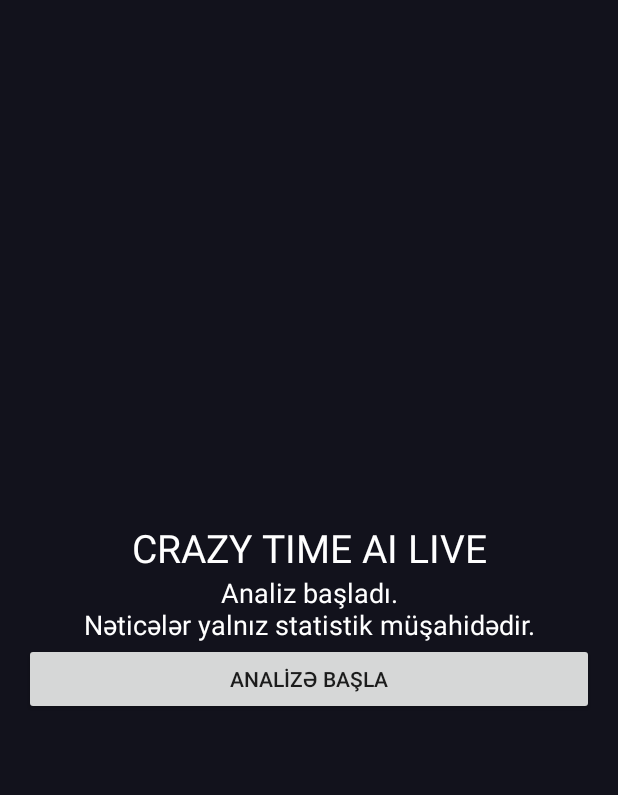
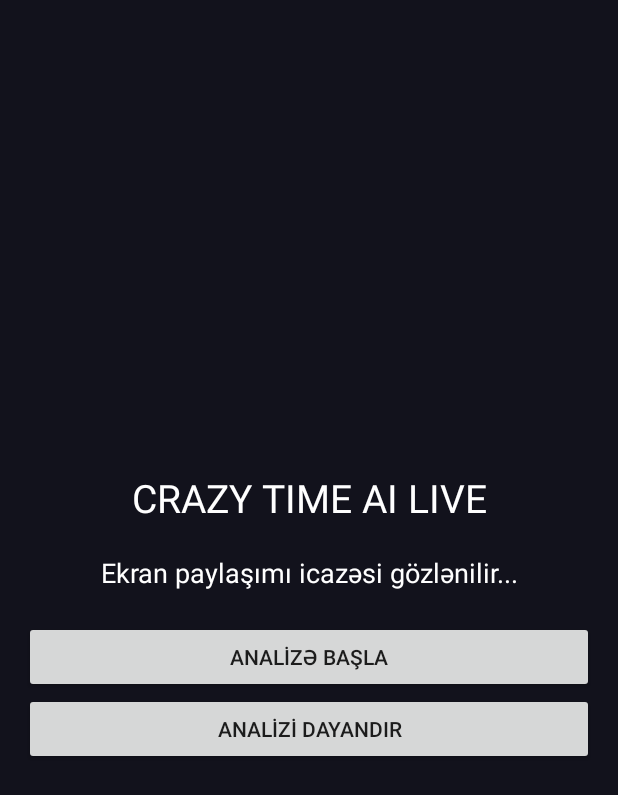
Before and after one commit to aslanatayev82-hash/CrazyTimeAI, an Android app: the screen it shows after launch (MainActivity), after a tap on "ANALİZƏ BAŞLA", on a phone screen of 412 x 824 dp. Shown: the top 795 px of the screen. Run offline under Robolectric (Android 15) with nearby library versions, the phone set to English and light mode, and no system bars.

Commit message:
Update MainActivity.kt

```diff
--- a/app/src/main/java/az/crazytime/ai/MainActivity.kt
+++ b/app/src/main/java/az/crazytime/ai/MainActivity.kt
@@ -1,8 +1,11 @@
 package az.crazytime.ai
 
 import android.app.Activity
+import android.content.Intent
+import android.graphics.Color
+import android.media.projection.MediaProjectionManager
+import android.os.Build
 import android.os.Bundle
-import android.graphics.Color
 import android.view.Gravity
 import android.widget.Button
 import android.widget.LinearLayout
@@ -10,38 +13,97 @@ import android.widget.TextView
 
 class MainActivity : Activity() {
 
+    private val requestCode = 1001
+    private lateinit var info: TextView
+
     override fun onCreate(savedInstanceState: Bundle?) {
         super.onCreate(savedInstanceState)
 
-        val layout = LinearLayout(this)
-        layout.orientation = LinearLayout.VERTICAL
-        layout.gravity = Gravity.CENTER
-        layout.setPadding(24, 24, 24, 24)
-        layout.setBackgroundColor(Color.rgb(18, 18, 28))
+        val layout = LinearLayout(this).apply {
+            orientation = LinearLayout.VERTICAL
+            gravity = Gravity.CENTER
+            setPadding(24, 24, 24, 24)
+            setBackgroundColor(Color.rgb(18, 18, 28))
+        }
 
-        val title = TextView(this)
-        title.text = "CRAZY TIME AI LIVE"
-        title.textSize = 26f
-        title.setTextColor(Color.WHITE)
-        title.gravity = Gravity.CENTER
+        val title = TextView(this).apply {
+            text = "CRAZY TIME AI LIVE"
+            textSize = 26f
+            setTextColor(Color.WHITE)
+            gravity = Gravity.CENTER
+        }
 
-        val info = TextView(this)
-        info.text = "AI analiz sistemi\n\nHazırdır. Başlamaq üçün düyməyə bas."
-        info.textSize = 18f
-        info.setTextColor(Color.WHITE)
-        info.gravity = Gravity.CENTER
+        info = TextView(this).apply {
+            text = "Sistem hazırdır.\nCanlı analizə başlamaq üçün düyməyə bas."
+            textSize = 18f
+            setTextColor(Color.WHITE)
+            gravity = Gravity.CENTER
+            setPadding(0, 30, 0, 30)
+        }
 
-        val button = Button(this)
-        button.text = "ANALİZƏ BAŞLA"
+        val startButton = Button(this).apply {
+            text = "ANALİZƏ BAŞLA"
+            setOnClickListener {
+                val manager = getSystemService(
+                    MEDIA_PROJECTION_SERVICE
+                ) as MediaProjectionManager
 
-        button.setOnClickListener {
-            info.text = "Analiz başladı.\nNəticələr yalnız statistik müşahidədir."
+                info.text = "Ekran paylaşımı icazəsi gözlənilir..."
+
+                startActivityForResult(
+                    manager.createScreenCaptureIntent(),
+                    requestCode
+                )
+            }
+        }
+
+        val stopButton = Button(this).apply {
+            text = "ANALİZİ DAYANDIR"
+            setOnClickListener {
+                stopService(
+                    Intent(this@MainActivity, CaptureService::class.java)
+                )
+                info.text = "Analiz dayandırıldı."
+            }
         }
 
         layout.addView(title)
         layout.addView(info)
-        layout.addView(button)
+        layout.addView(startButton)
+        layout.addView(stopButton)
 
         setContentView(layout)
     }
+
+    @Deprecated("Android callback")
+    override fun onActivityResult(
+        requestCode: Int,
+        resultCode: Int,
+        data: Intent?
+    ) {
+        super.onActivityResult(requestCode, resultCode, data)
+
+        if (requestCode == this.requestCode &&
+            resultCode == RESULT_OK &&
+            data != null
+        ) {
+            val serviceIntent = Intent(
+                this,
+                CaptureService::class.java
+            ).apply {
+                putExtra("resultCode", resultCode)
+                putExtra("data", data)
+            }
+
+            if (Build.VERSION.SDK_INT >= 26) {
+                startForegroundService(serviceIntent)
+            } else {
+                startService(serviceIntent)
+            }
+
+            info.text = "Ekran paylaşılır. OCR analizi başladılır."
+        } else {
+            info.text = "Ekran paylaşımına icazə verilmədi."
+        }
+    }
 }
```
